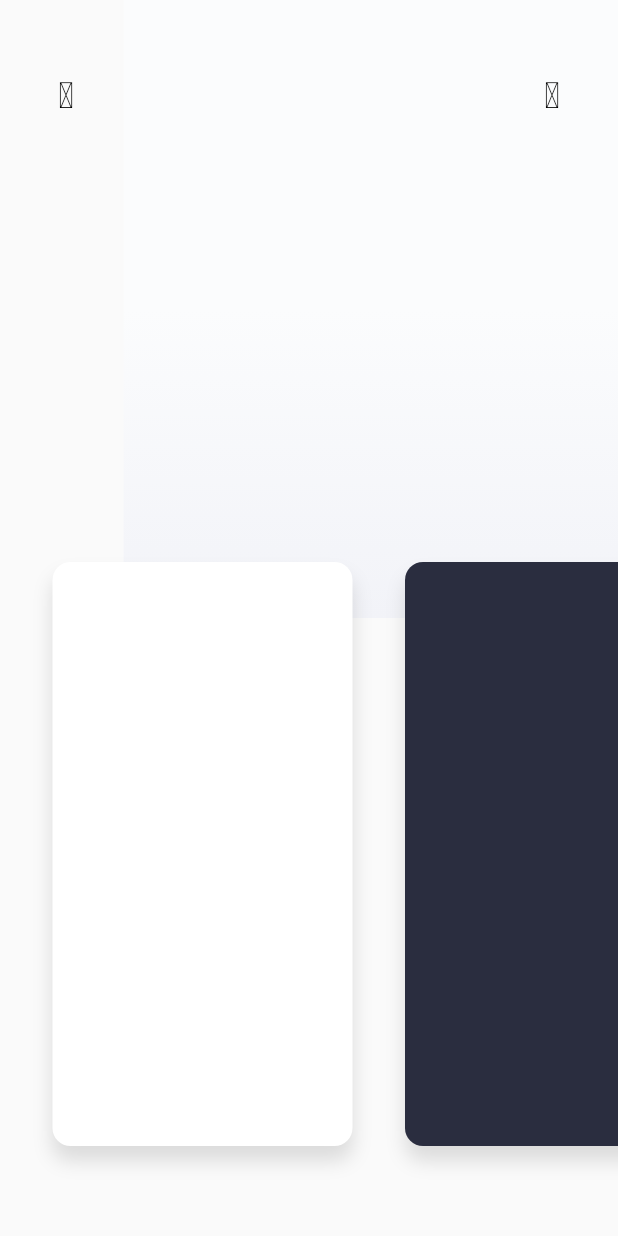
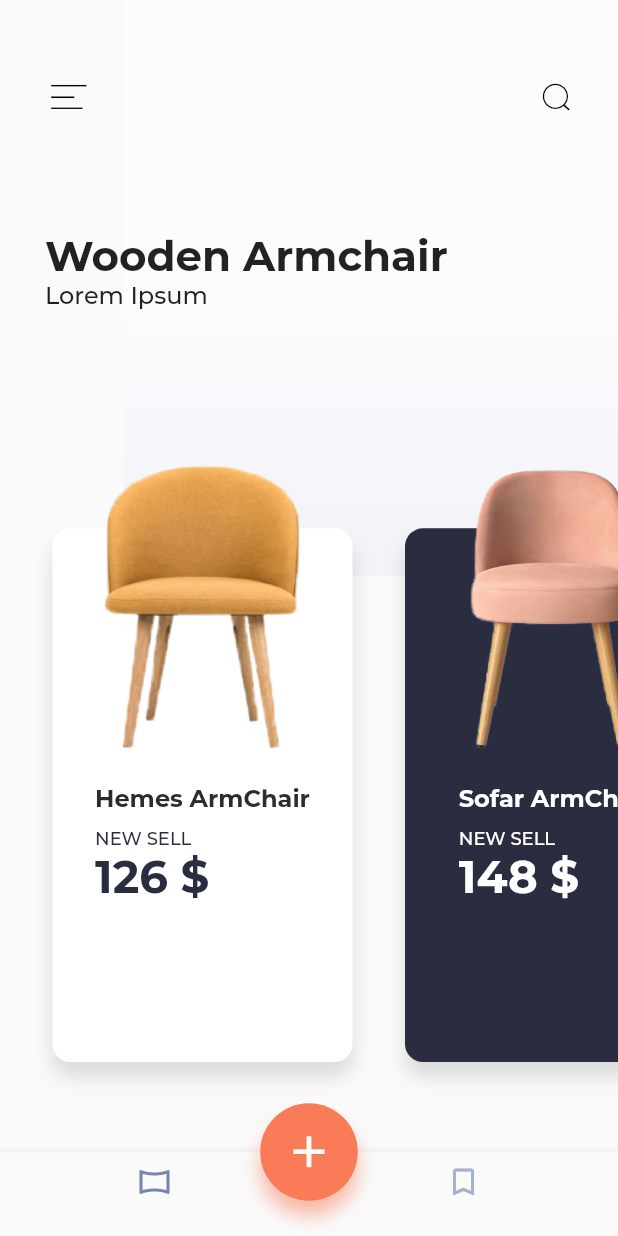
Before and after one commit to babita971/flutter_projects, a Flutter app: the screen it shows after launch, on a phone screen of 412 x 824 dp. Run offline on Flutter 3.47's test engine with Material 2 defaults, Android fonts, the phone set to English and light mode, and no system bars; our stand-ins replace audioplayers, cloud_firestore, device_preview, firebase_auth, firebase_core, flutter_colorpicker and 12 more; missing offline and left inert: country_list_pick, flutter_facebook_auth, numeral; accounts and stored records are empty.

Commit message:
Furniture app updates

```diff
--- a/design_your_furniture/lib/data/furniture_data.dart
+++ b/design_your_furniture/lib/data/furniture_data.dart
@@ -7,3 +7,4 @@ var images = [
 var title = ["Hemes ArmChair", "Sofar ArmChair", "Wooden ArmChair"];
 
 var price = ["126", "148", "179"];
+//TODO:Make class here,
--- a/design_your_furniture/lib/main.dart
+++ b/design_your_furniture/lib/main.dart
@@ -1,5 +1,6 @@
-import 'package:design_your_furniture/modules/view/home.dart';
+import 'package:design_your_furniture/modules/home/view/home.dart';
 import 'package:flutter/material.dart';
+import 'package:get/get.dart';
 
 void main() {
   runApp(const MyApp());
@@ -10,7 +11,8 @@ class MyApp extends StatelessWidget {
 
   @override
   Widget build(BuildContext context) {
-    return MaterialApp(
+    return GetMaterialApp(
+      debugShowCheckedModeBanner: false,
       title: 'Furniture Shop',
       theme: ThemeData(
         primarySwatch: Colors.blue,
--- /dev/null
+++ b/design_your_furniture/lib/modules/furniture/view/furniture_view.dart
@@ -0,0 +1,27 @@
+import 'package:flutter/material.dart';
+
+class FurniturePage extends StatefulWidget {
+  const FurniturePage({Key? key}) : super(key: key);
+
+  @override
+  State<FurniturePage> createState() => _FurniturePageState();
+}
+
+class _FurniturePageState extends State<FurniturePage> {
+  @override
+  Widget build(BuildContext context) {
+    return Scaffold(
+      body: Stack(
+        children: [
+          SizedBox(
+            height: 590,
+            child: Stack(
+              fit: StackFit.expand,
+              children: [Image.asset(productImage[0], fit:BoxFit.cover)],
+            ),
+          )
+        ],
+      )
+    );
+  }
+}
--- /dev/null
+++ b/design_your_furniture/lib/modules/home/binding/home_binding.dart
@@ -0,0 +1,8 @@
+import 'package:design_your_furniture/modules/home/controller/home_controller.dart';
+import 'package:get/get.dart';
+
+class HomeBinding extends Bindings {
+  void dependencies() {
+    Get.put(HomeController());
+  }
+}
--- /dev/null
+++ b/design_your_furniture/lib/modules/home/controller/home_controller.dart
@@ -0,0 +1,9 @@
+import 'package:get/get.dart';
+
+class HomeController extends GetxController {
+  int currentIndex = 0.obs();
+
+  void updateCurrentIndex(int index) {
+    currentIndex = index;
+  }
+}
--- /dev/null
+++ b/design_your_furniture/lib/modules/home/view/home.dart
@@ -0,0 +1,227 @@
+// ignore_for_file: prefer_const_constructors, prefer_const_literals_to_create_immutables, prefer_const_literals_to_create_immutables
+
+import 'package:design_your_furniture/constants.dart';
+import 'package:design_your_furniture/data/furniture_data.dart';
+import 'package:design_your_furniture/modules/home/controller/home_controller.dart';
+import 'package:design_your_furniture/widgets/custom_icon.dart';
+import 'package:flutter/material.dart';
+import 'package:get/get.dart';
+
+class HomePage extends GetView<HomeController> {
+  HomeController homeController = Get.find();
+
+  Widget buildCustomAppBar() {
+    return Positioned(
+      top: 40,
+      left: 20,
+      right: 20,
+      child: Row(mainAxisAlignment: MainAxisAlignment.spaceBetween, children: [
+        IconButton(
+          icon: const Icon(CustomIcons.menu, color: Colors.black),
+          onPressed: () {},
+        ),
+        IconButton(
+          icon: const Icon(CustomIcons.search, color: Colors.black),
+          onPressed: () {},
+        ),
+      ]),
+    );
+  }
+
+  Widget buildGradientBackground(double width, double height) {
+    return Align(
+      alignment: Alignment.topRight,
+      child: Container(
+        width: width * 0.8,
+        height: height / 2,
+        decoration: const BoxDecoration(
+          gradient: LinearGradient(
+            colors: [kGradientColor1, kGradientColor2],
+            begin: Alignment.topCenter,
+            end: Alignment.bottomCenter,
+            stops: [0.5, 1.0],
+          ),
+        ),
+      ),
+    );
+  }
+
+  Widget buildCustomAppTitle(height) {
+    print('kkkk $height');
+    return Positioned(
+      top: height * 0.2,
+      left: 30,
+      child: Column(
+        crossAxisAlignment: CrossAxisAlignment.start,
+        children: [
+          const Text(
+            "Wooden Armchair",
+            style: TextStyle(
+              fontSize: 28,
+              fontFamily: "Montserrat-Bold",
+            ),
+          ),
+          const Text(
+            "Lorem Ipsum",
+            style: TextStyle(fontSize: 16, fontFamily: "Montserrat-Medium"),
+          ),
+        ],
+      ),
+    );
+  }
+
+  @override
+  Widget build(BuildContext context) {
+    return Obx(
+      () => Scaffold(
+        body: LayoutBuilder(
+          builder: (context, constraints) {
+            var width = constraints.maxWidth;
+            var height = constraints.maxHeight;
+            print('width $width');
+            return Stack(
+              fit: StackFit.expand,
+              children: [
+                buildGradientBackground(width, height),
+                buildCustomAppBar(),
+                buildCustomAppTitle(height),
+                Align(
+                  alignment: Alignment.bottomCenter,
+                  child: SizedBox(
+                    height: height * 0.6,
+                    child: ListView.builder(
+                      itemCount: images.length,
+                      scrollDirection: Axis.horizontal,
+                      physics: BouncingScrollPhysics(),
+                      itemBuilder: (context, index) {
+                        return Padding(
+                          padding: const EdgeInsets.only(left: 35, bottom: 60),
+                          child: SizedBox(
+                            width: 200,
+                            child: Stack(fit: StackFit.expand, children: [
+                              Padding(
+                                padding: EdgeInsets.only(top: 45),
+                                child: Container(
+                                  decoration: BoxDecoration(
+                                    color: (index % 2 == 0)
+                                        ? Colors.white
+                                        : Color(0xFF2a2d3f),
+                                    boxShadow: [
+                                      BoxShadow(
+                                          color: Colors.black12,
+                                          offset: Offset(0.0, 10.0),
+                                          blurRadius: 10),
+                                    ],
+                                    borderRadius: BorderRadius.circular(12),
+                                  ),
+                                ),
+                              ),
+                              Column(
+                                crossAxisAlignment: CrossAxisAlignment.center,
+                                children: [
+                                  Image.asset(
+                                    images[index],
+                                    width: width * 2.5,
+                                    height: height / 4,
+                                  ),
+                                  SizedBox(
+                                    height: 12,
+                                  ),
+                                  Padding(
+                                    padding: EdgeInsets.all(12),
+                                    child: Column(
+                                      crossAxisAlignment:
+                                          CrossAxisAlignment.start,
+                                      children: [
+                                        Text(
+                                          title[index],
+                                          style: TextStyle(
+                                              fontSize: 16,
+                                              fontFamily: "Montserrat-Bold",
+                                              color: (index % 2 == 0)
+                                                  ? Color(0xFF2a2d2f)
+                                                  : Colors.white),
+                                        ),
+                                        SizedBox(
+                                          height: 8,
+                                        ),
+                                        Text(
+                                          "NEW SELL",
+                                          style: TextStyle(
+                                              fontSize: 12,
+                                              fontFamily: "Montserrat-Medium",
+                                              color: (index % 2 == 0)
+                                                  ? Color(0xFF2a2d3f)
+                                                  : Colors.white),
+                                        ),
+                                        SizedBox(
+                                            // height: 50.0,
+                                            ),
+                                        Text(price[index] + " \$",
+                                            style: TextStyle(
+                                                fontSize: 30.0,
+                                                fontFamily: "Montserrat-Bold",
+                                                color: (index % 2 == 0)
+                                                    ? Color(0xFF2a2d3f)
+                                                    : Colors.white))
+                                      ],
+                                    ),
+                                  )
+                                ],
+                              )
+                            ]),
+                          ),
+                        );
+                      },
+                    ),
+                  ),
+                ),
+              ],
+            );
+          },
+        ),
+        bottomNavigationBar: BottomNavigationBar(
+          selectedItemColor: Color(0xFF7686AC),
+          unselectedItemColor: Color(0xFFA4B1CC),
+          onTap: (index) {
+            homeController.updateCurrentIndex(index);
+          },
+          currentIndex: homeController.currentIndex,
+          items: [
+            BottomNavigationBarItem(
+              label: '',
+              icon: Icon(Icons.panorama_horizontal),
+            ),
+            BottomNavigationBarItem(
+              label: '',
+              icon: Icon(Icons.bookmark_border),
+            )
+          ],
+        ),
+        floatingActionButton: Container(
+          width: 65.0,
+          height: 65.0,
+          decoration: BoxDecoration(
+              color: Color(0xFFfa7b58),
+              shape: BoxShape.circle,
+              boxShadow: [
+                BoxShadow(
+                    color: Color(0xFFf78a6c).withOpacity(.6),
+                    offset: Offset(0.0, 10.0),
+                    blurRadius: 10.0)
+              ]),
+          child: RawMaterialButton(
+            shape: CircleBorder(),
+            child: Icon(
+              Icons.add,
+              size: 35.0,
+              color: Colors.white,
+            ),
+            onPressed: () {},
+          ),
+        ),
+        floatingActionButtonLocation: FloatingActionButtonLocation.centerDocked,
+      ),
+    );
+  }
+}
--- a/design_your_furniture/lib/widgets/custom_icon.dart
+++ b/design_your_furniture/lib/widgets/custom_icon.dart
@@ -1,6 +1,6 @@
 import 'package:flutter/material.dart';
 
-class CustomIcon {
+class CustomIcons {
   static const IconData search = IconData(0xe900, fontFamily: "CustomICons");
   static const IconData menu = IconData(0xe901, fontFamily: "CustomICons");
 }
```
Also changed, not shown: design_your_furniture/pubspec.yaml (+17 -0 lines), design_your_furniture/assets/fonts/CustomIcons.ttf (added), design_your_furniture/assets/fonts/Montserrat-Black.ttf (added), design_your_furniture/assets/fonts/Montserrat-Bold.ttf (added), design_your_furniture/assets/fonts/Montserrat-Medium.ttf (added).
